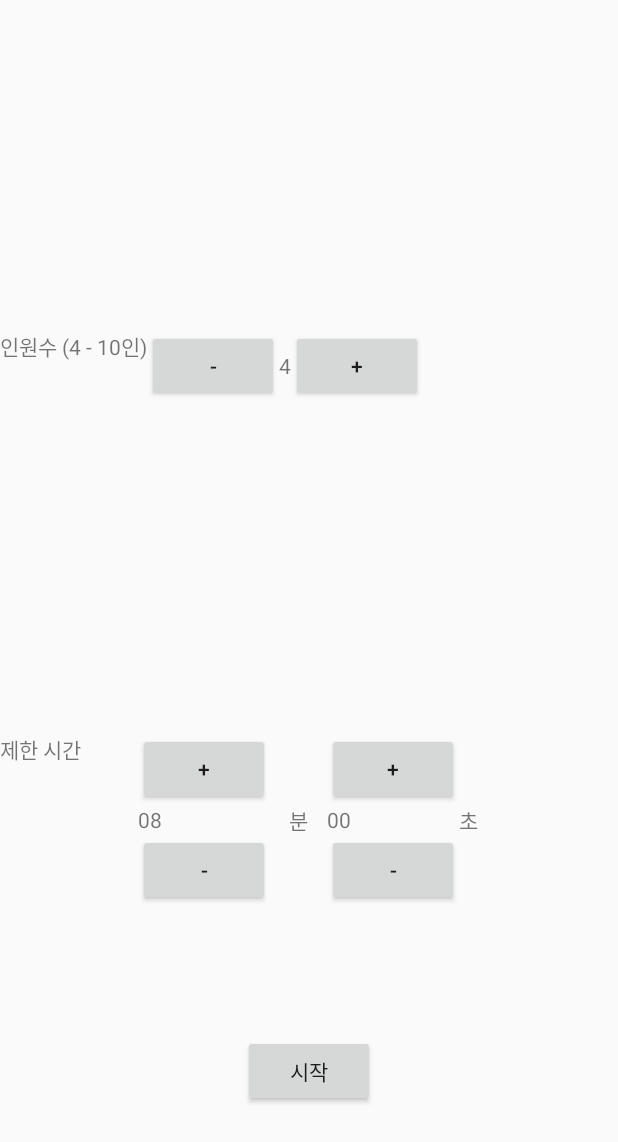
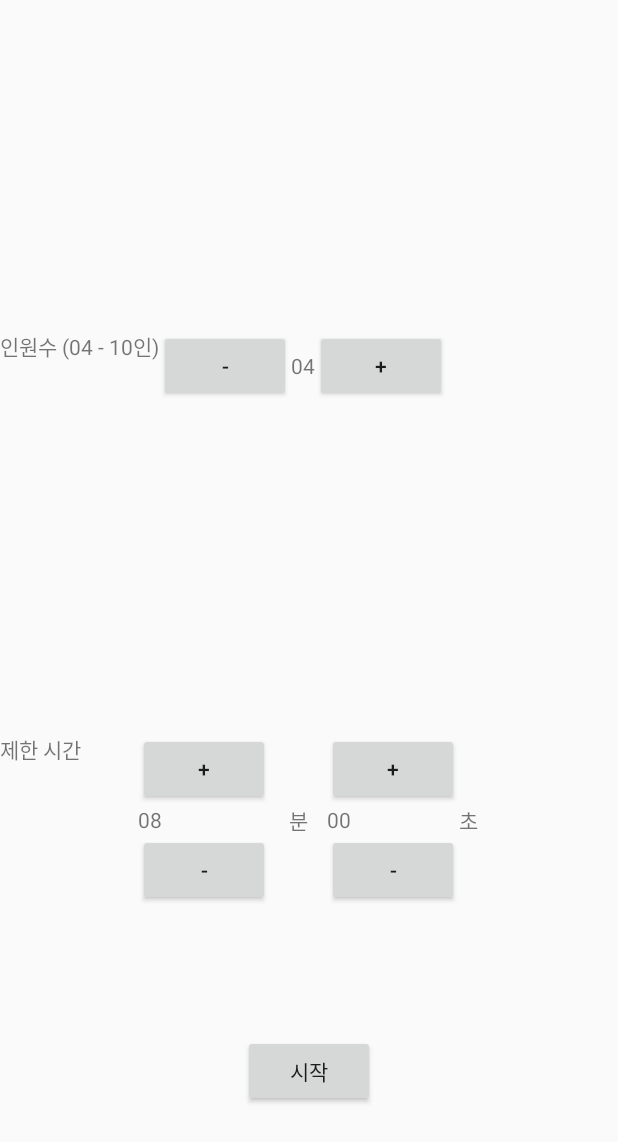
Before and after one commit to LDongGyu/spy-fall, an Android app: the GameSettingActivity screen opened directly, with no data from a screen before it, on a phone screen of 412 x 824 dp. Shown: the top 1142 px of the screen. Run offline under Robolectric (Android 15) with nearby library versions, the phone set to English and light mode, and no system bars.

Commit message:
fix: 인원수 프롬프트 변경 (4 -> 04)

```diff
--- a/app/src/main/res/layout/activity_game_setting.xml
+++ b/app/src/main/res/layout/activity_game_setting.xml
@@ -17,7 +17,7 @@
             <TextView
                 android:layout_width="wrap_content"
                 android:layout_height="wrap_content"
-                android:text="인원수 (4 - 10인)"/>
+                android:text="인원수 (04 - 10인)"/>
             <LinearLayout
                 android:layout_width="wrap_content"
                 android:layout_height="wrap_content">
@@ -30,7 +30,7 @@
                     android:id="@+id/playerCountTxt"
                     android:layout_width="wrap_content"
                     android:layout_height="wrap_content"
-                    android:text="4"/>
+                    android:text="04"/>
                 <Button
                     android:id="@+id/plusBtn"
                     android:layout_width="wrap_content"
```
